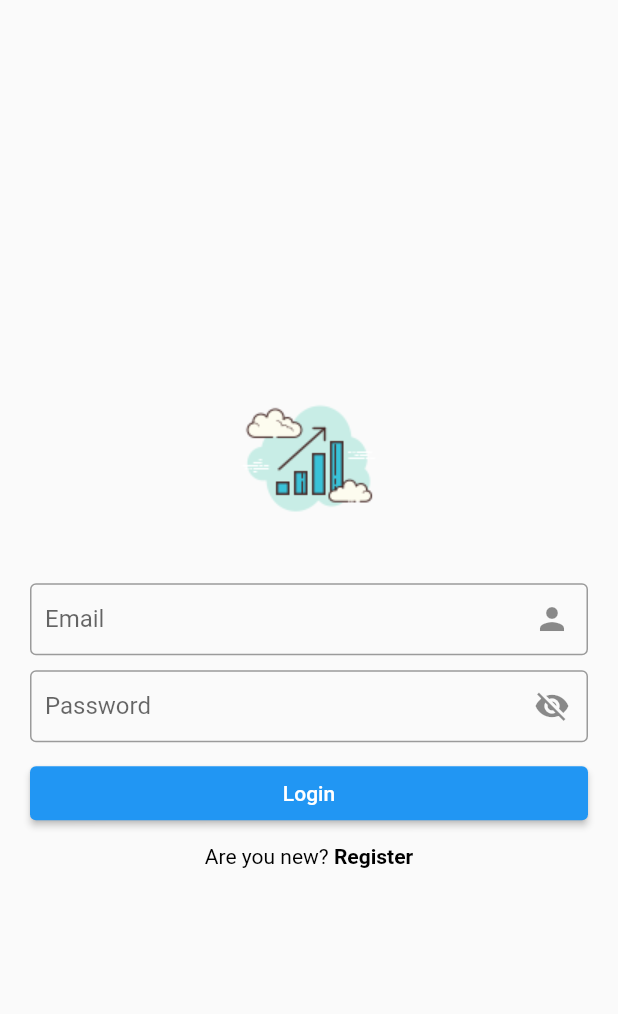
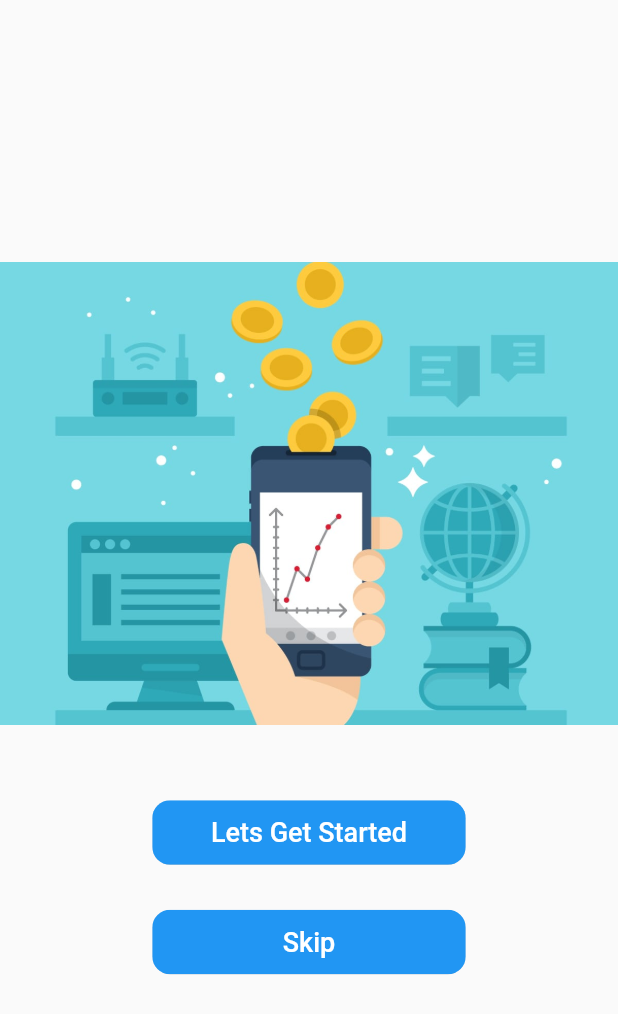
Before and after one commit to Sujitstha/Expenses_credit_management_system, a Flutter app: the screen it shows after launch, on a phone screen of 412 x 824 dp. Shown: the top 1014 px of the screen. Run offline on Flutter 3.47's test engine with Material 2 defaults, Android fonts, the phone set to English and light mode, and no system bars; our stand-ins replace flutter_html, get, shared_preferences; missing offline and left inert: d_chart; network calls fail.

Commit message:
minor changes

```diff
--- a/lib/main.dart
+++ b/lib/main.dart
@@ -1,6 +1,9 @@
 import 'package:expensive_app/bindings/controller_bindings.dart';
 import 'package:expensive_app/controller/category_controller.dart';
 import 'package:expensive_app/view/add_transaction.dart';
+import 'package:expensive_app/view/home.dart';
+import 'package:expensive_app/view/letsgo.dart';
+import 'package:expensive_app/view/login.dart';
 import 'package:expensive_app/view/splash.dart';
 import 'package:flutter/material.dart';
 import 'package:get/get.dart';
@@ -22,7 +25,12 @@ class MyApp extends StatelessWidget {
         primarySwatch: Colors.blue,
       ),
       defaultTransition: Transition.fadeIn,
-      home: const SplashView(),
+      routes: {
+      "/": (context) => const SplashView(),
+      "letsgo": (context) => const LetsGo(),
+      "login": (context) => const LoginView(),
+      "home": (context) => const HomeView(),
+      },
       initialBinding: ControllerBinding(),
     );
   }
--- a/lib/service/remote_service.dart
+++ b/lib/service/remote_service.dart
@@ -19,7 +19,7 @@ import 'package:shared_preferences/shared_preferences.dart';
 
 class RemoteService {
   static var client = http.Client();
-  static var baseURL = "http://192.168.0.107:8000/api";
+  static var baseURL = "http://192.168.254.100:8000/api";
   //Register User
   static Future register(Map data) async {
     try {
--- /dev/null
+++ b/lib/view/letsgo.dart
@@ -0,0 +1,40 @@
+// ignore_for_file: prefer_const_constructors, unused_import
+
+import 'package:expensive_app/widget/myButton.dart';
+import 'package:flutter/material.dart';
+
+class LetsGo extends StatelessWidget {
+  const LetsGo({Key? key}) : super(key: key);
+
+  @override
+  Widget build(BuildContext context) {
+    return SafeArea(
+      child: Scaffold(
+        body: Center(
+          child: Column(
+            mainAxisAlignment: MainAxisAlignment.center,
+            children: [
+              Image.asset(
+                "images/letsgo.jpg",
+              ),
+
+              SizedBox(
+                height: 50,
+              ),
+              ClipRRect(
+                  borderRadius: BorderRadius.circular(12),
+                  child: myButton(
+                      context, 209, 43, 'Lets Get Started', 'login')),
+              SizedBox(
+                height: 30,
+              ),
+              ClipRRect(
+                  borderRadius: BorderRadius.circular(12),
+                  child: myButton(context, 209, 43, 'Skip', 'home')),
+            ],
+          ),
+        ),
+      ),
+    );
+  }
+}
--- a/lib/view/splash.dart
+++ b/lib/view/splash.dart
@@ -1,4 +1,5 @@
 import 'package:expensive_app/view/home.dart';
+import 'package:expensive_app/view/letsgo.dart';
 import 'package:expensive_app/view/login.dart';
 import 'package:flutter/material.dart';
 import 'package:get/get.dart';
@@ -21,7 +22,7 @@ class _SplashViewState extends State<SplashView> {
       });
     } else {
       Future.delayed(const Duration(seconds: 2), () {
-        Get.off(() => const LoginView());
+        Get.off(() => const LetsGo());
       });
     }
   }
--- /dev/null
+++ b/lib/widget/myButton.dart
@@ -0,0 +1,20 @@
+// ignore_for_file: file_names, prefer_const_constructors, unnecessary_string_interpolations, unused_import
+import 'package:flutter/material.dart';
+
+Widget myButton (BuildContext context, double width, double height, String text, String route){
+  // ignore: prefer_typing_uninitialized_variables
+  return SizedBox(
+      width: width,
+      height: height,
+      child: MaterialButton(
+        color: Colors.blue,
+        textColor: Colors.white,
+        onPressed: () {
+          Navigator.pushNamed(context, route);
+        },
+      child: Text("$text",
+      style: TextStyle(fontSize: 18),
+      ),
+      ),
+    );
+}
```
Also changed, not shown: images/letsgo.jpg (added), 2 other files.
